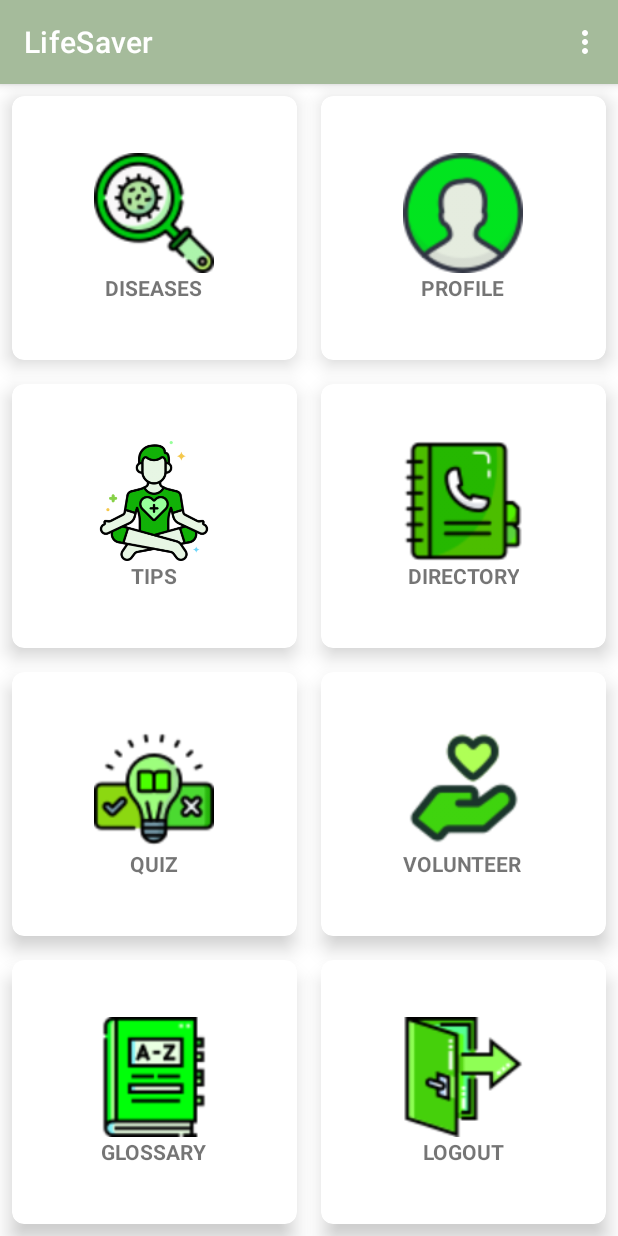
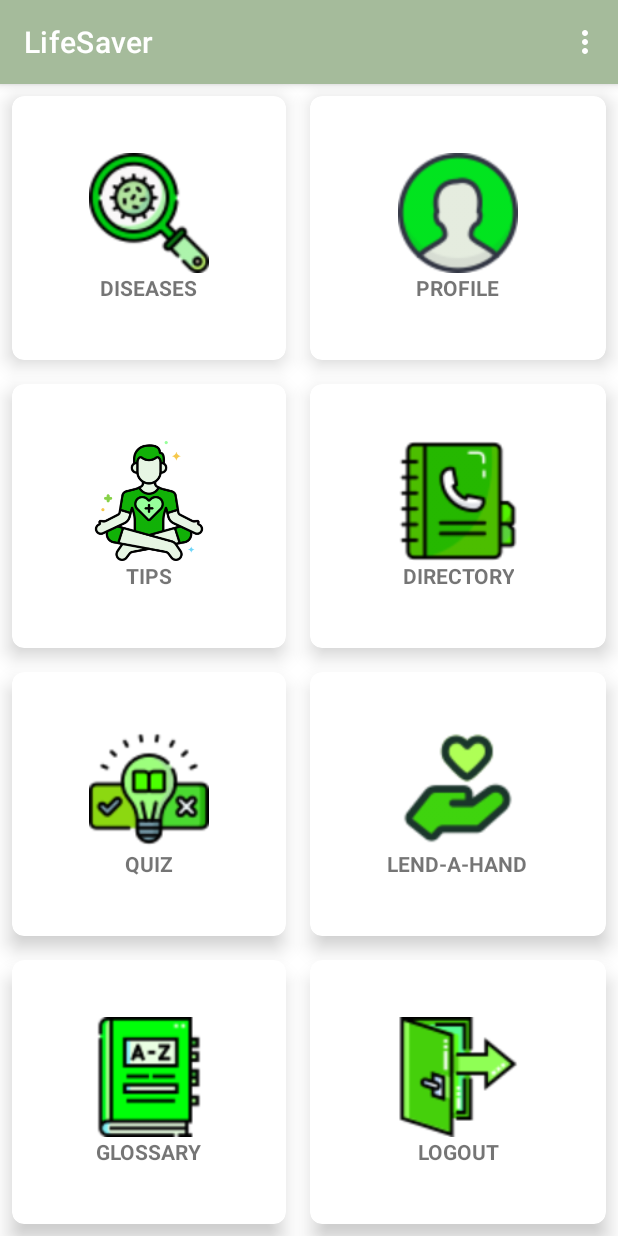
Before and after one commit to Joeseep/Main-Repo, an Android app: the Homepage screen opened directly, with no data from a screen before it, on a phone screen of 412 x 824 dp. Run offline under Robolectric (Android 15) with nearby library versions, the phone set to English and light mode, and no system bars; our stand-ins replace Firebase (no records; nobody signed in at launch, a user with empty details on screens opened directly); libraries missing offline, so code that uses them is left out: com.facebook, com.facebook.login.

```diff
--- a/app/src/main/res/layout/activity_foundation_page.xml
+++ b/app/src/main/res/layout/activity_foundation_page.xml
@@ -14,6 +14,7 @@
         android:layout_height="wrap_content"
         android:layout_margin="16dp"
         android:text="Foundation Name"
+        android:textAlignment="center"
         android:textSize="24sp"
         android:textStyle="bold" />
 
--- a/app/src/main/res/layout/activity_homepage.xml
+++ b/app/src/main/res/layout/activity_homepage.xml
@@ -224,7 +224,7 @@
                 <TextView
                     android:layout_width="wrap_content"
                     android:layout_height="wrap_content"
-                    android:text="VOLUNTEER"
+                    android:text="LEND-A-HAND"
                     android:textStyle="bold"
                     android:textAlignment="center"/>
             </LinearLayout>
```
